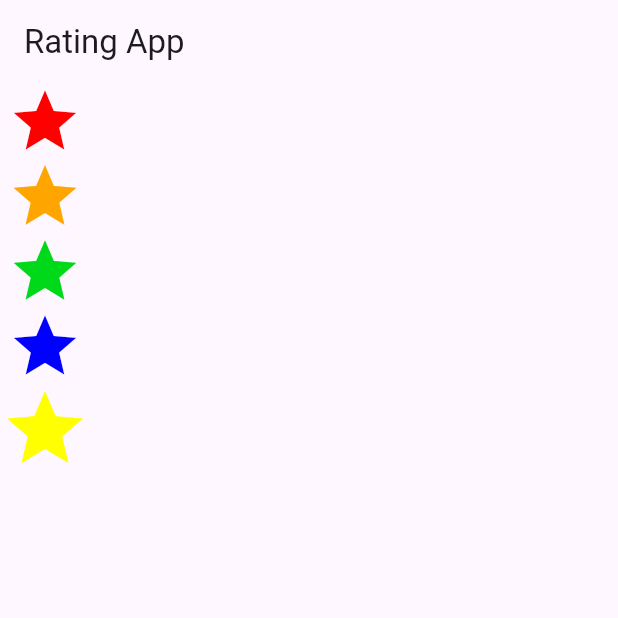
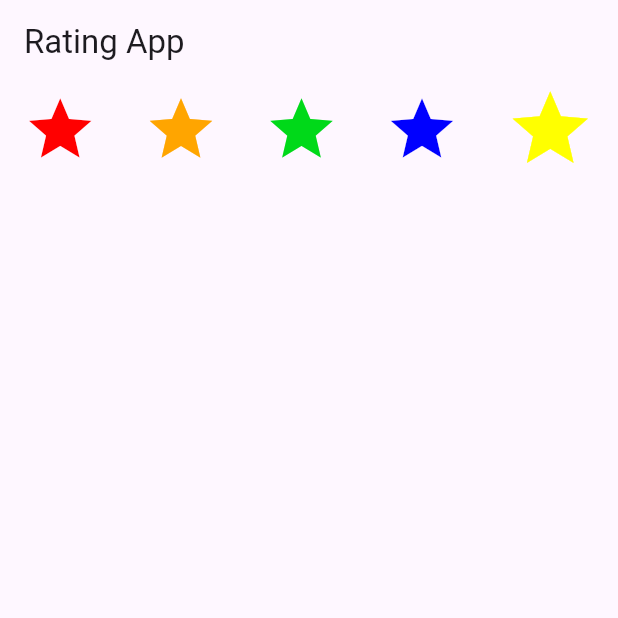
Before and after one commit to rafiwho/Moblie-Application-Design, a Flutter app: the screen it shows after launch, on a phone screen of 412 x 824 dp, the top half of it. Run offline on Flutter 3.47's test engine with Material 3 defaults, Android fonts, the phone set to English and light mode, and no system bars.

Commit message:
using spacearound

```diff
--- a/lib/main.dart
+++ b/lib/main.dart
@@ -43,8 +43,8 @@ class _MyHomePageState extends State<MyHomePage> {
       appBar: AppBar(
         title: Text(widget.title),
       ),
-      body: Column(
-  crossAxisAlignment: CrossAxisAlignment.center,
+      body: Row(
+  mainAxisAlignment: MainAxisAlignment.spaceAround,
   children: [
     Icon(
       Icons.star,
```
